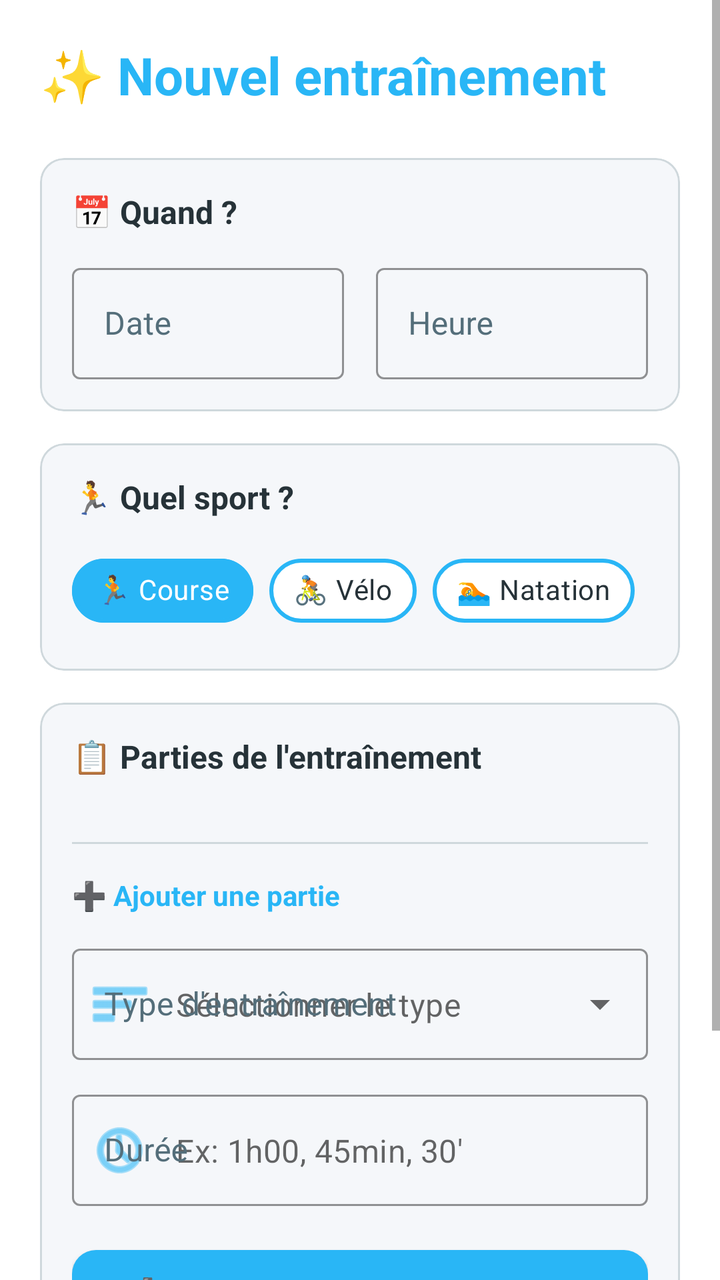
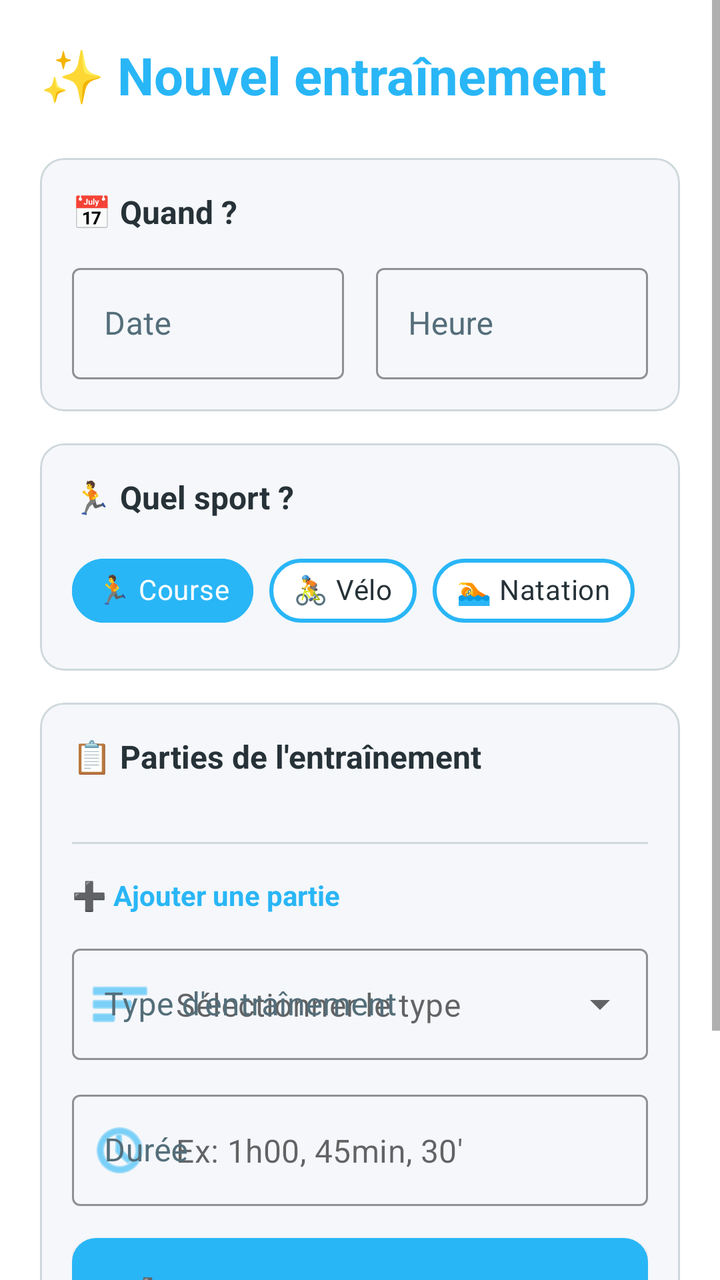

Screens rendered from an Android XML layout before and after an edit, with the pre-edit source and the edit as a unified diff.
<!-- AndroidManifest.xml: application theme Theme.TriPrepApp -->
<!-- res/layout/dialog_add_training.xml -->
<?xml version="1.0" encoding="utf-8"?>
<ScrollView xmlns:android="http://schemas.android.com/apk/res/android"
    xmlns:app="http://schemas.android.com/apk/res-auto"
    android:layout_width="match_parent"
    android:layout_height="wrap_content"
    android:background="@color/white">

    <LinearLayout
        android:layout_width="match_parent"
        android:layout_height="wrap_content"
        android:orientation="vertical"
        android:padding="20dp">

        
        <TextView
            android:layout_width="wrap_content"
            android:layout_height="wrap_content"
            android:text="✨ Nouvel entraînement"
            android:textSize="26sp"
            android:textStyle="bold"
            android:textColor="@color/ocean_blue"
            android:layout_marginBottom="24dp"/>

        
        <com.google.android.material.card.MaterialCardView
            android:layout_width="match_parent"
            android:layout_height="wrap_content"
            android:layout_marginBottom="16dp"
            app:cardCornerRadius="12dp"
            app:cardElevation="0dp"
            app:strokeWidth="1dp"
            app:strokeColor="@color/cloud_gray"
            app:cardBackgroundColor="@color/cloud_white">

            <LinearLayout
                android:layout_width="match_parent"
                android:layout_height="wrap_content"
                android:orientation="vertical"
                android:padding="16dp">

                <TextView
                    android:layout_width="wrap_content"
                    android:layout_height="wrap_content"
                    android:text="📅 Quand ?"
                    android:textSize="16sp"
                    android:textStyle="bold"
                    android:textColor="@color/text_primary"
                    android:layout_marginBottom="12dp"/>

                <LinearLayout
                    android:layout_width="match_parent"
                    android:layout_height="wrap_content"
                    android:orientation="horizontal">

            <com.google.android.material.textfield.TextInputLayout
                android:id="@+id/dateInputLayout"
                android:layout_width="0dp"
                android:layout_height="wrap_content"
                android:layout_weight="1"
                android:hint="Date"
                android:layout_marginEnd="8dp"
                android:textColorHint="@color/text_secondary"
                app:boxStrokeColor="@color/ocean_blue"
                app:hintTextColor="@color/ocean_blue"
                style="@style/Widget.MaterialComponents.TextInputLayout.OutlinedBox">

                <com.google.android.material.textfield.TextInputEditText
                    android:id="@+id/dateInput"
                    android:layout_width="match_parent"
                    android:layout_height="wrap_content"
                    android:focusable="false"
                    android:clickable="true"
                    android:inputType="none"
                    android:textColor="@color/text_primary"/>
            </com.google.android.material.textfield.TextInputLayout>

            <com.google.android.material.textfield.TextInputLayout
                android:id="@+id/timeInputLayout"
                android:layout_width="0dp"
                android:layout_height="wrap_content"
                android:layout_weight="1"
                android:hint="Heure"
                android:layout_marginStart="8dp"
                android:textColorHint="@color/text_secondary"
                app:boxStrokeColor="@color/ocean_blue"
                app:hintTextColor="@color/ocean_blue"
                style="@style/Widget.MaterialComponents.TextInputLayout.OutlinedBox">

                <com.google.android.material.textfield.TextInputEditText
                    android:id="@+id/timeInput"
                    android:layout_width="match_parent"
                    android:layout_height="wrap_content"
                    android:focusable="false"
                    android:clickable="true"
                    android:inputType="none"
                    android:textColor="@color/text_primary"/>
            </com.google.android.material.textfield.TextInputLayout>
                </LinearLayout>
            </LinearLayout>
        </com.google.android.material.card.MaterialCardView>

        
        <com.google.android.material.card.MaterialCardView
            android:layout_width="match_parent"
            android:layout_height="wrap_content"
            android:layout_marginBottom="16dp"
            app:cardCornerRadius="12dp"
            app:cardElevation="0dp"
            app:strokeWidth="1dp"
            app:strokeColor="@color/cloud_gray"
            app:cardBackgroundColor="@color/cloud_white">

            <LinearLayout
                android:layout_width="match_parent"
                android:layout_height="wrap_content"
                android:orientation="vertical"
                android:padding="16dp">

                <TextView
                    android:layout_width="wrap_content"
                    android:layout_height="wrap_content"
                    android:text="🏃 Quel sport ?"
                    android:textSize="16sp"
                    android:textStyle="bold"
                    android:textColor="@color/text_primary"
                    android:layout_marginBottom="12dp"/>

                <com.google.android.material.chip.ChipGroup
                    android:id="@+id/sportChipGroup"
                    android:layout_width="match_parent"
                    android:layout_height="wrap_content"
                    app:singleSelection="true"
                    app:chipSpacingHorizontal="8dp">

            <com.google.android.material.chip.Chip
                android:id="@+id/chipRunning"
                android:layout_width="wrap_content"
                android:layout_height="wrap_content"
                android:text="🏃 Course"
                android:checkable="true"
                android:checked="true"
                android:textColor="@color/chip_text_color"
                app:chipBackgroundColor="@color/chip_background_color"
                app:chipStrokeColor="@color/ocean_blue"
                app:chipStrokeWidth="2dp"
                style="@style/Widget.MaterialComponents.Chip.Choice"/>

            <com.google.android.material.chip.Chip
                android:id="@+id/chipCycling"
                android:layout_width="wrap_content"
                android:layout_height="wrap_content"
                android:text="🚴 Vélo"
                android:checkable="true"
                android:textColor="@color/chip_text_color"
                app:chipBackgroundColor="@color/chip_background_color"
                app:chipStrokeColor="@color/ocean_blue"
                app:chipStrokeWidth="2dp"
                style="@style/Widget.MaterialComponents.Chip.Choice"/>

            <com.google.android.material.chip.Chip
                android:id="@+id/chipSwimming"
                android:layout_width="wrap_content"
                android:layout_height="wrap_content"
                android:text="🏊 Natation"
                android:checkable="true"
                android:textColor="@color/chip_text_color"
                app:chipBackgroundColor="@color/chip_background_color"
                app:chipStrokeColor="@color/ocean_blue"
                app:chipStrokeWidth="2dp"
                style="@style/Widget.MaterialComponents.Chip.Choice"/>
                </com.google.android.material.chip.ChipGroup>
            </LinearLayout>
        </com.google.android.material.card.MaterialCardView>

        
        <com.google.android.material.card.MaterialCardView
            android:layout_width="match_parent"
            android:layout_height="wrap_content"
            android:layout_marginBottom="20dp"
            app:cardCornerRadius="12dp"
            app:cardElevation="0dp"
            app:strokeWidth="1dp"
            app:strokeColor="@color/cloud_gray"
            app:cardBackgroundColor="@color/cloud_white">

            <LinearLayout
                android:layout_width="match_parent"
                android:layout_height="wrap_content"
                android:orientation="vertical"
                android:padding="16dp">

                <TextView
                    android:layout_width="wrap_content"
                    android:layout_height="wrap_content"
                    android:text="📋 Parties de l'entraînement"
                    android:textSize="16sp"
                    android:textStyle="bold"
                    android:textColor="@color/text_primary"
                    android:layout_marginBottom="12dp"/>

                
                <androidx.recyclerview.widget.RecyclerView
                    android:id="@+id/partsRecyclerView"
                    android:layout_width="match_parent"
                    android:layout_height="wrap_content"
                    android:layout_marginBottom="16dp"
                    android:nestedScrollingEnabled="false"/>

                
                <View
                    android:layout_width="match_parent"
                    android:layout_height="1dp"
                    android:background="@color/cloud_gray"
                    android:layout_marginTop="4dp"
                    android:layout_marginBottom="16dp"/>

                <TextView
                    android:layout_width="wrap_content"
                    android:layout_height="wrap_content"
                    android:text="➕ Ajouter une partie"
                    android:textSize="14sp"
                    android:textStyle="bold"
                    android:textColor="@color/ocean_blue"
                    android:layout_marginBottom="12dp"/>

                
                <LinearLayout
                    android:layout_width="match_parent"
                    android:layout_height="wrap_content"
                    android:orientation="vertical">

                    <com.google.android.material.textfield.TextInputLayout
                        android:layout_width="match_parent"
                        android:layout_height="wrap_content"
                        android:hint="Type d'entraînement"
                        android:layout_marginBottom="12dp"
                        android:textColorHint="@color/text_secondary"
                        app:boxStrokeColor="@color/ocean_blue"
                        app:hintTextColor="@color/ocean_blue"
                        app:startIconDrawable="@android:drawable/ic_menu_sort_by_size"
                        app:startIconTint="@color/ocean_blue"
                        style="@style/Widget.MaterialComponents.TextInputLayout.OutlinedBox.ExposedDropdownMenu">

                        <AutoCompleteTextView
                            android:id="@+id/partTypeInput"
                            android:layout_width="match_parent"
                            android:layout_height="wrap_content"
                            android:inputType="none"
                            android:hint="Sélectionner le type"
                            android:textColor="@color/text_primary"
                            android:textSize="16sp"
                            android:focusable="false"/>
                    </com.google.android.material.textfield.TextInputLayout>

                    <com.google.android.material.textfield.TextInputLayout
                        android:layout_width="match_parent"
                        android:layout_height="wrap_content"
                        android:hint="Durée"
                        android:layout_marginBottom="16dp"
                        android:textColorHint="@color/text_secondary"
                        app:boxStrokeColor="@color/ocean_blue"
                        app:hintTextColor="@color/ocean_blue"
                        app:startIconDrawable="@android:drawable/ic_menu_recent_history"
                        app:startIconTint="@color/ocean_blue"
                        style="@style/Widget.MaterialComponents.TextInputLayout.OutlinedBox">

                        <com.google.android.material.textfield.TextInputEditText
                            android:id="@+id/partDurationInput"
                            android:layout_width="match_parent"
                            android:layout_height="wrap_content"
                            android:inputType="text"
                            android:hint="Ex: 1h00, 45min, 30'"
                            android:textSize="16sp"
                            android:textColor="@color/text_primary"/>
                    </com.google.android.material.textfield.TextInputLayout>

                    <com.google.android.material.button.MaterialButton
                        android:id="@+id/btnAddPart"
                        android:layout_width="match_parent"
                        android:layout_height="56dp"
                        android:text="➕ Ajouter cette partie"
                        android:textSize="16sp"
                        android:textColor="@color/white"
                        app:cornerRadius="12dp"
                        app:backgroundTint="@color/ocean_blue"/>
                </LinearLayout>
            </LinearLayout>
        </com.google.android.material.card.MaterialCardView>

        
        <LinearLayout
            android:layout_width="match_parent"
            android:layout_height="wrap_content"
            android:orientation="horizontal"
            android:layout_marginTop="8dp"
            android:gravity="center">

            <com.google.android.material.button.MaterialButton
                android:id="@+id/btnCancel"
                android:layout_width="0dp"
                android:layout_height="56dp"
                android:layout_weight="1"
                android:text="Annuler"
                android:textSize="16sp"
                android:textColor="@color/text_secondary"
                android:layout_marginEnd="8dp"
                app:cornerRadius="12dp"
                app:strokeColor="@color/cloud_gray"
                app:strokeWidth="1dp"
                style="@style/Widget.MaterialComponents.Button.OutlinedButton"/>

            <com.google.android.material.button.MaterialButton
                android:id="@+id/btnSave"
                android:layout_width="0dp"
                android:layout_height="56dp"
                android:layout_weight="1"
                android:text="✓ Enregistrer"
                android:textSize="16sp"
                android:textStyle="bold"
                android:textColor="@color/white"
                android:layout_marginStart="8dp"
                app:cornerRadius="12dp"
                app:backgroundTint="@color/ocean_blue"/>
        </LinearLayout>

    </LinearLayout>
</ScrollView>
<!-- resources referenced by this layout -->
<resources>
  <color name="cloud_gray">#CFD8DC</color>
  <color name="cloud_white">#F5F7FA</color>
  <color name="ocean_blue">#29B6F6</color>
  <color name="text_primary">#263238</color>
  <color name="text_secondary">#546E7A</color>
  <color name="white">#FFFFFFFF</color>
  <style name="Theme.TriPrepApp" parent="Theme.MaterialComponents.DayNight.DarkActionBar">
          <item name="colorPrimary">@color/purple_500</item>
          <item name="colorPrimaryVariant">@color/purple_700</item>
          <item name="colorOnPrimary">@color/white</item>
          <item name="colorSecondary">@color/teal_200</item>
          <item name="colorSecondaryVariant">@color/teal_700</item>
          <item name="colorOnSecondary">@color/black</item>
          <item name="android:statusBarColor">?attr/colorPrimaryVariant</item>
      </style>
  <color name="purple_500">#FF6200EE</color>
  <color name="purple_700">#FF3700B3</color>
  <color name="teal_200">#FF03DAC5</color>
  <color name="teal_700">#FF018786</color>
  <color name="black">#FF000000</color>
</resources>

<!-- the commit's change to res/layout/dialog_add_training.xml (unified diff, before → after) -->
@@ -13,6 +13,7 @@
 
         
         <TextView
+            android:id="@+id/dialogTitle"
             android:layout_width="wrap_content"
             android:layout_height="wrap_content"
             android:text="✨ Nouvel entraînement"
@@ -281,6 +282,8 @@
                         android:text="➕ Ajouter cette partie"
                         android:textSize="16sp"
                         android:textColor="@color/white"
+                        android:insetTop="0dp"
+                        android:insetBottom="0dp"
                         app:cornerRadius="12dp"
                         app:backgroundTint="@color/ocean_blue"/>
                 </LinearLayout>
@@ -304,6 +307,8 @@
                 android:textSize="16sp"
                 android:textColor="@color/text_secondary"
                 android:layout_marginEnd="8dp"
+                android:insetTop="0dp"
+                android:insetBottom="0dp"
                 app:cornerRadius="12dp"
                 app:strokeColor="@color/cloud_gray"
                 app:strokeWidth="1dp"
@@ -319,6 +324,8 @@
                 android:textStyle="bold"
                 android:textColor="@color/white"
                 android:layout_marginStart="8dp"
+                android:insetTop="0dp"
+                android:insetBottom="0dp"
                 app:cornerRadius="12dp"
                 app:backgroundTint="@color/ocean_blue"/>
         </LinearLayout>
